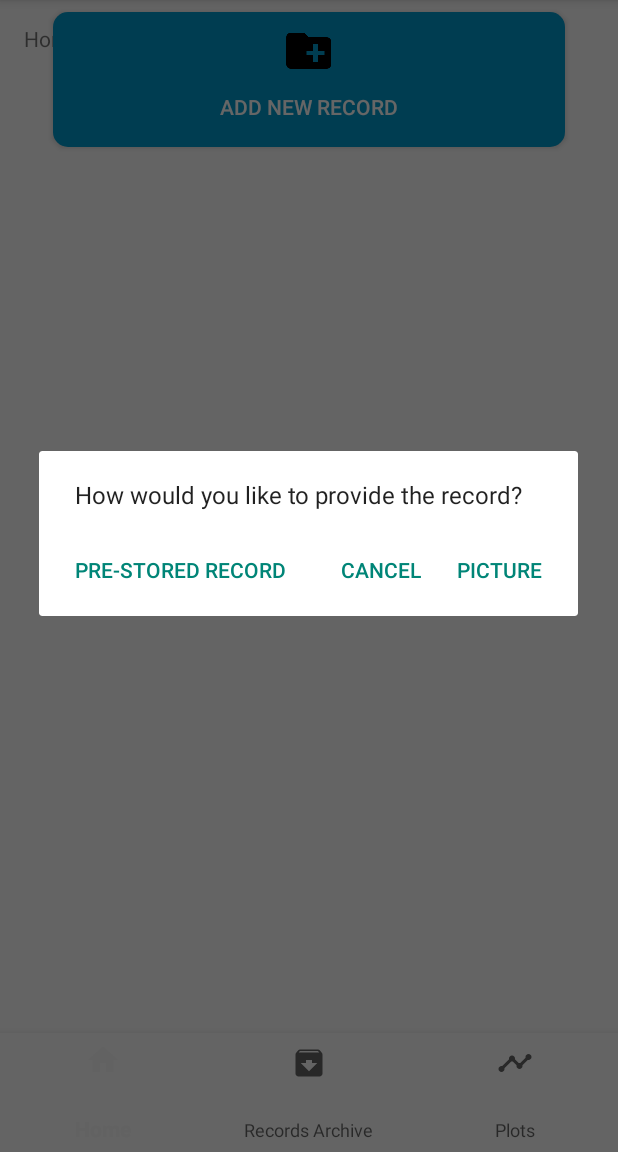
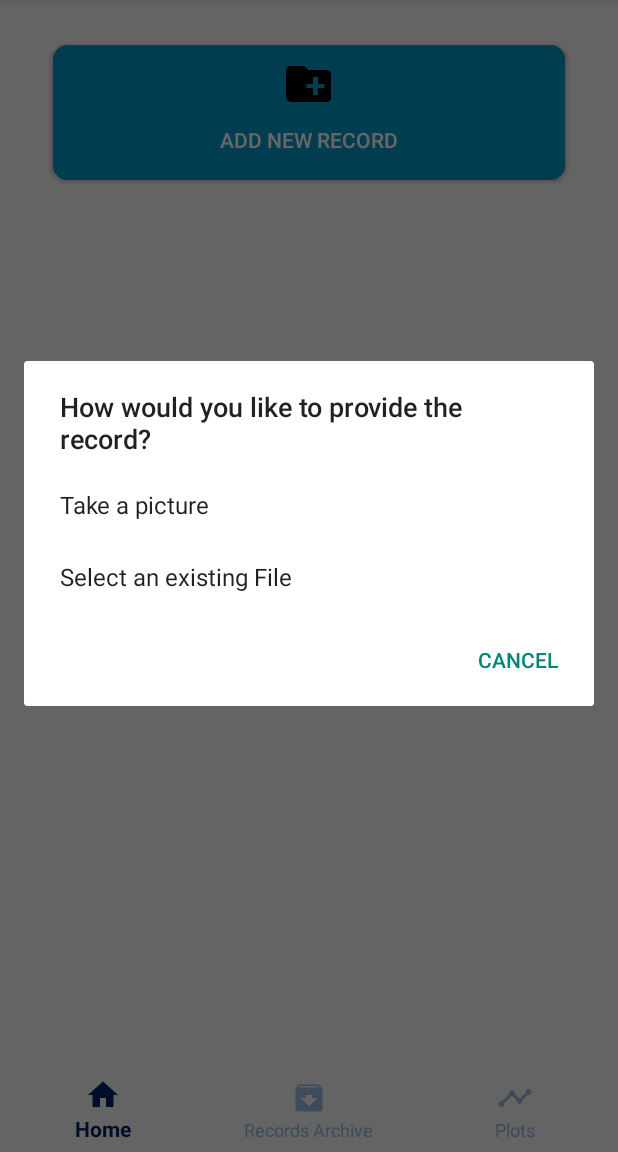
Before and after one commit to dariuszpmrugala/Medical-database, an Android app: the screen it shows after launch (MainActivity), after a tap on "ADD NEW RECORD", on a phone screen of 412 x 824 dp, the part 84-1236 px from its top. Run offline under Robolectric (Android 15) with nearby library versions, the phone set to English and light mode, and no system bars.

Commit message:
Changed file location, color of menu, and altered layout to help transition between app's tabs

```diff
--- a/app/src/main/java/edu/tamu/ecen/capstone/patientmd/activity/MainActivity.java
+++ b/app/src/main/java/edu/tamu/ecen/capstone/patientmd/activity/MainActivity.java
@@ -28,9 +28,9 @@ import edu.tamu.ecen.capstone.patientmd.R;
 import edu.tamu.ecen.capstone.patientmd.activity.fragment.HomeFragment;
 import edu.tamu.ecen.capstone.patientmd.activity.fragment.PlotFragment;
 import edu.tamu.ecen.capstone.patientmd.activity.fragment.RecordsFragment;
+import edu.tamu.ecen.capstone.patientmd.util.Const;
 import edu.tamu.ecen.capstone.patientmd.util.Util;
 
-import static edu.tamu.ecen.capstone.patientmd.util.Const.IMG_FILEPATH;
 
 
 public class MainActivity extends AppCompatActivity {
@@ -83,10 +83,14 @@ public class MainActivity extends AppCompatActivity {
         setContentView(R.layout.activity_main);
         Log.d(TAG, "onCreate");
 
-        mTextMessage = (TextView) findViewById(R.id.message);
+        //mTextMessage = (TextView) findViewById(R.id.message);
         BottomNavigationView navigation = (BottomNavigationView) findViewById(R.id.navigation);
         navigation.setOnNavigationItemSelectedListener(mOnNavigationItemSelectedListener);
-        //initView();
+        initView();
+
+        //initialize the path that we save images to
+        Util.setImgFilepath(this.getFilesDir().getAbsolutePath()+"/patientMD/records");
+        new File(Util.getImgFilepath()).mkdirs();
 
 
         //get set of permissions from the user
@@ -97,26 +101,35 @@ public class MainActivity extends AppCompatActivity {
 */
     }
 
+    private void initView() {
+        Fragment homeFrag = HomeFragment.newInstance(null);
+        FragmentTransaction ft = getSupportFragmentManager().beginTransaction();
+        ft.add(R.id.container, homeFrag, homeFrag.getTag());
+        ft.commit();
+    }
 
 
     private boolean selectFragment(MenuItem item) {
         Fragment fragment = null;
 
-        Log.d(TAG, "SelectFragment::");
+
 
         //todo add all fragments here
         switch (item.getItemId()) {
             case R.id.navigation_home:
+                Log.d(TAG, "SelectFragment:: Home");
                 fragment = HomeFragment.newInstance(null);
-                mTextMessage.setText(R.string.title_home);
+               // mTextMessage.setText(R.string.title_home);
                 break;
             case R.id.navigation_records:
+                Log.d(TAG, "SelectFragment:: Records");
                 //fragment = RecordsFragment.newInstance();
-                mTextMessage.setText(R.string.title_archive);
+                //mTextMessage.setText(R.string.title_archive);
                 break;
             case R.id.navigation_plots:
+                Log.d(TAG, "SelectFragment:: Plots");
                 //fragment = PlotFragment.newInstance();
-                mTextMessage.setText(R.string.title_plots);
+                //mTextMessage.setText(R.string.title_plots);
                 break;
 
 
--- a/app/src/main/java/edu/tamu/ecen/capstone/patientmd/activity/fragment/HomeFragment.java
+++ b/app/src/main/java/edu/tamu/ecen/capstone/patientmd/activity/fragment/HomeFragment.java
@@ -1,6 +1,7 @@
 package edu.tamu.ecen.capstone.patientmd.activity.fragment;
 
 import android.app.Activity;
+import android.content.Context;
 import android.content.DialogInterface;
 import android.content.Intent;
 import android.net.Uri;
@@ -23,7 +24,6 @@ import java.io.IOException;
 import edu.tamu.ecen.capstone.patientmd.R;
 import edu.tamu.ecen.capstone.patientmd.util.Util;
 
-import static edu.tamu.ecen.capstone.patientmd.util.Const.IMG_FILEPATH;
 
 /**
  * Created by Reese on 3/21/2018.
@@ -76,8 +76,9 @@ public class HomeFragment extends Fragment {
                 }*/
 
                 //when the user clicks the button, they should be prompted to confirm they want to take a picture
-                new AlertDialog.Builder(getContext())
-                        .setMessage(R.string.record_input_type)
+                final Context context = getContext();
+                AlertDialog.Builder builder = new AlertDialog.Builder(context);
+                        builder.setTitle(R.string.record_input_type);/*
                         .setCancelable(true)
                         .setPositiveButton(R.string.picture, new DialogInterface.OnClickListener() {
                             @Override
@@ -98,7 +99,31 @@ public class HomeFragment extends Fragment {
 
                             }
                         })
-                        .show();
+                        .show();    */
+                builder.setItems(new CharSequence[]
+                                {"Take a picture", "Select an existing File"},
+                        new DialogInterface.OnClickListener() {
+                            public void onClick(DialogInterface dialog, int which) {
+                                // The 'which' argument contains the index position
+                                // of the selected item
+                                switch (which) {
+                                    case 0:
+                                        Log.d(TAG, "Record Button:: take a picture");
+                                        dispatchTakePictureIntent();
+                                        break;
+                                    case 1:
+                                        Log.d(TAG, "Record Button:: use existing");
+                                        Toast.makeText(context, "clicked 'existing record'", Toast.LENGTH_SHORT).show();
+                                        break;
+                                }
+                            }
+                        }).setNegativeButton(android.R.string.cancel, new DialogInterface.OnClickListener() {
+                    @Override
+                    public void onClick(DialogInterface dialog, int which) {
+
+                    }
+                });
+                builder.show();
 
             }
         });
@@ -139,6 +164,8 @@ public class HomeFragment extends Fragment {
             int index = mCurrentPhotoPath.lastIndexOf("/");
             String toastMessage = mCurrentPhotoPath.substring(index+1, mCurrentPhotoPath.length());
             Log.d(TAG,"onActivityResult:: File: "+mCurrentPhotoPath);
+            Log.d(TAG,"onActivityResult:: Filesize: "+ (Util.getFileSize(mCurrentPhotoPath)) + " bytes");
+
             Toast.makeText(getActivity().getApplicationContext(), "Filename: "+toastMessage, Toast.LENGTH_LONG)
                     .show();
 
@@ -152,7 +179,7 @@ public class HomeFragment extends Fragment {
     private File createImageFile() throws IOException {
         // Create an image file name
         Util.permissionExternalWrite(getActivity());
-        String imageFileName = IMG_FILEPATH + "/" + Util.dateForFile(System.currentTimeMillis()) + ".jpg";
+        String imageFileName = Util.getImgFilepath() + "/" + Util.dateForFile(System.currentTimeMillis()) + ".jpg";
         File image = new File(imageFileName);
         image.getParentFile().mkdirs();
         image.createNewFile();
@@ -166,4 +193,6 @@ public class HomeFragment extends Fragment {
         return image;
     }
 
+
+
 }
--- a/app/src/main/java/edu/tamu/ecen/capstone/patientmd/util/Const.java
+++ b/app/src/main/java/edu/tamu/ecen/capstone/patientmd/util/Const.java
@@ -1,7 +1,10 @@
 package edu.tamu.ecen.capstone.patientmd.util;
 
 
+import android.content.Context;
 import android.os.Environment;
+
+import java.io.File;
 
 /**
  * Created by reesul on 2/27/2018.
@@ -11,10 +14,15 @@ import android.os.Environment;
 public class Const {
 
     //File path to store images taken by this app
-    public static final String IMG_FILEPATH = Environment.getExternalStoragePublicDirectory(Environment.DIRECTORY_DCIM).getAbsolutePath() + "/patientMD";
+    public static String IMG_FILEPATH; //= Environment.getExternalStoragePublicDirectory(Environment.DIRECTORY_DCIM).getAbsolutePath() + "/patientMD";
 
     public static final int PERMISSION_CAMERA_CODE = 1;
     public static final int PERMISSION_READ_EXT_STORAGE_CODE = 2;
     public static final int PERMISSION_WRITE_EXT_STORAGE_CODE = 3;
 
+
+
+
+
+
 }
--- a/app/src/main/java/edu/tamu/ecen/capstone/patientmd/util/Util.java
+++ b/app/src/main/java/edu/tamu/ecen/capstone/patientmd/util/Util.java
@@ -7,6 +7,7 @@ import android.content.pm.PackageManager;
 import android.support.v4.app.ActivityCompat;
 import android.support.v4.content.ContextCompat;
 
+import java.io.File;
 import java.text.DateFormat;
 import java.text.SimpleDateFormat;
 import java.util.Date;
@@ -27,11 +28,25 @@ public class Util {
         Returns a date using a long for system time in milliseconds
             To use this for current time, call with System.currentTimeMillis()
      */
+
+    private static String IMG_FILEPATH=null;
+    public static void setImgFilepath(String path) {
+        if(IMG_FILEPATH==null)
+            IMG_FILEPATH=path;
+    }
+    public static String getImgFilepath() {
+        return IMG_FILEPATH;
+    }
+
     public static String dateForFile(long time) {
         Date date = new Date(time);
         DateFormat formatter = new SimpleDateFormat("MM-dd-yy_HHmmss");
 
         return formatter.format(date);
+    }
+
+    public static long getFileSize(String filePath) {
+        return (new File(filePath)).length();
     }
 
     /*
--- /dev/null
+++ b/app/src/main/res/drawable/bottom_nav_selector.xml
@@ -0,0 +1,5 @@
+<?xml version="1.0" encoding="utf-8"?>
+<selector xmlns:android="http://schemas.android.com/apk/res/android">
+    <item android:state_checked="true" android:color="@color/bottom_color_primary" />
+    <item android:color="@color/bottom_color_secondary" />
+</selector>
--- /dev/null
+++ b/app/src/main/res/drawable/nav_home_state.xml
@@ -0,0 +1,6 @@
+<?xml version="1.0" encoding="utf-8"?>
+<selector xmlns:android="http://schemas.android.com/apk/res/android">
+    <item android:drawable="@drawable/ic_home_black_24dp"
+        android:state_pressed="true" />
+    <item android:drawable="@drawable/ic_home_black_24dp" />
+</selector>
--- a/app/src/main/res/layout/activity_main.xml
+++ b/app/src/main/res/layout/activity_main.xml
@@ -1,5 +1,5 @@
 <?xml version="1.0" encoding="utf-8"?>
-<android.support.constraint.ConstraintLayout xmlns:android="http://schemas.android.com/apk/res/android"
+<RelativeLayout xmlns:android="http://schemas.android.com/apk/res/android"
     xmlns:app="http://schemas.android.com/apk/res-auto"
     xmlns:tools="http://schemas.android.com/tools"
     android:id="@+id/container"
@@ -8,7 +8,7 @@
     tools:context="edu.tamu.ecen.capstone.patientmd.activity.MainActivity">
 
 
-
+    <!--
         <TextView
             android:id="@+id/message"
             android:layout_width="wrap_content"
@@ -18,49 +18,44 @@
             android:layout_marginTop="@dimen/activity_vertical_margin"
             android:text="@string/title_home"
             app:layout_constraintLeft_toLeftOf="parent"
-        app:layout_constraintTop_toTopOf="parent" />
+            app:layoutstraintTop_toTopOf="parent" />
 
-    <!--
-    <TextureView
-        android:id="@+id/textureview"
-        android:layout_width="match_parent"
-        android:layout_height="match_parent" />
-
-
-    <Button
-        android:id="@+id/new_record_button"
-        style="@android:style/Widget.Material.Button.Colored"
-        android:layout_width="match_parent"
-        android:layout_height="90dp"
-        android:layout_gravity="center_horizontal"
-        android:layout_marginBottom="8dp"
-        android:layout_marginEnd="35dp"
-        android:layout_marginStart="35dp"
-        android:layout_marginTop="8dp"
-        android:background="@drawable/record_button"
-        android:drawableTop="@drawable/ic_create_new_folder_black_36dp"
-        android:elevation="20dp"
-        android:paddingBottom="8dp"
-        android:paddingTop="8dp"
-        android:text="@string/add_record_text"
-        android:visibility="visible"
-        app:layout_constraintBottom_toTopOf="@+id/navigation"
-        app:layout_constraintEnd_toEndOf="parent"
-        app:layout_constraintHorizontal_bias="0.0"
-        app:layout_constraintStart_toStartOf="parent"
-        app:layout_constraintTop_toTopOf="parent"
-        app:layout_constraintVertical_bias="0.233" />
         -->
 
 
+
+    <LinearLayout
+        android:id="@+id/nav_layout"
+        android:layout_width="wrap_content"
+        android:layout_height="wrap_content"
+        android:orientation="horizontal"
+        android:gravity="bottom"
+        android:layout_alignParentBottom="true">
+
         <android.support.design.widget.BottomNavigationView
             android:id="@+id/navigation"
-        android:layout_width="0dp"
-        android:layout_height="79dp"
-        android:background="?android:attr/windowBackground"
+            android:layout_width="match_parent"
+            android:layout_height="wrap_content"
+            android:layout_gravity="bottom"
             app:layout_constraintBottom_toBottomOf="parent"
             app:layout_constraintLeft_toLeftOf="parent"
             app:layout_constraintRight_toRightOf="parent"
-        app:menu="@menu/navigation" />
+            app:itemBackground="@color/bottom_color_background"
+            app:itemIconTint="@drawable/bottom_nav_selector"
+            app:itemTextColor="@drawable/bottom_nav_selector"
+            app:menu="@menu/bottom_navigation_menu" />
 
-</android.support.constraint.ConstraintLayout>
+
+    </LinearLayout>
+
+
+
+    <FrameLayout
+        android:id="@+id/fragmentLayout"
+        android:layout_above="@+id/nav_layout"
+        android:layout_width="match_parent"
+        android:layout_height="match_parent"/>
+
+
+
+</RelativeLayout>
--- a/app/src/main/res/layout/home_fragment.xml
+++ b/app/src/main/res/layout/home_fragment.xml
@@ -1,5 +1,5 @@
 <?xml version="1.0" encoding="utf-8"?>
-<RelativeLayout xmlns:android="http://schemas.android.com/apk/res/android"
+<FrameLayout xmlns:android="http://schemas.android.com/apk/res/android"
     android:layout_width="match_parent"
     android:layout_height="wrap_content">
 
@@ -13,7 +13,7 @@
         android:layout_marginBottom="8dp"
         android:layout_marginEnd="35dp"
         android:layout_marginStart="35dp"
-        android:layout_marginTop="8dp"
+        android:layout_marginTop="30dp"
         android:background="@drawable/record_button"
         android:drawableTop="@drawable/ic_create_new_folder_black_36dp"
         android:elevation="20dp"
@@ -21,4 +21,4 @@
         android:paddingTop="8dp"
         android:text="@string/add_record_text" />
 
-</RelativeLayout>
+</FrameLayout>
--- a/app/src/main/res/values/colors.xml
+++ b/app/src/main/res/values/colors.xml
@@ -3,5 +3,9 @@
     <color name="colorPrimary">#3F51B5</color>
     <color name="colorPrimaryDark">#303F9F</color>
     <color name="colorAccent">#FF4081</color>
+    <color name="bottom_color_primary">#002171</color>
+    <color name="bottom_color_secondary">#99bde4</color>
+    <color name="bottom_color_background">#fafafa</color>
     <color name="control_background">#cc4285f4</color>
+
 </resources>
--- a/app/src/main/res/xml/file_paths.xml
+++ b/app/src/main/res/xml/file_paths.xml
@@ -1,4 +1,4 @@
 <?xml version="1.0" encoding="utf-8"?>
 <paths>
-    <external-path name="patientMD" path="/DCIM/patientMD"/>
+    <files-path name="patientMD" path="patientMD/records"/>
 </paths>
```
Also changed, not shown: app/src/main/res/menu/bottom_navigation_menu.xml (renamed from app/src/main/res/menu/navigation.xml). Lines whose indentation alone changed are shown as unchanged.
